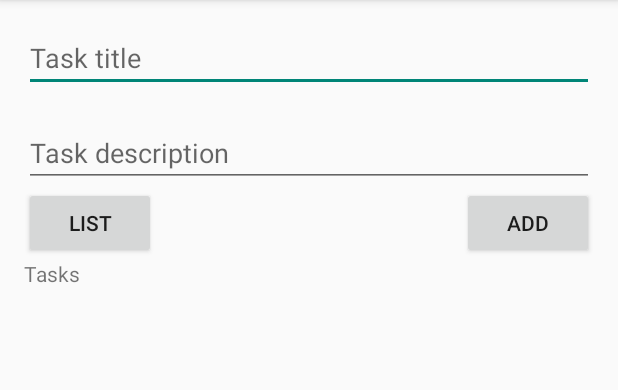
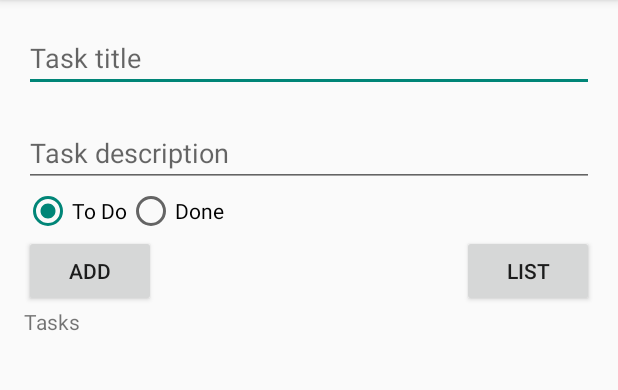
Before and after one commit to caiomelo/SD4MP, an Android app: the screen it shows after launch (MyTodoList), after a tap on "ADD", on a phone screen of 412 x 824 dp, the part 84-474 px from its top. Run offline under Robolectric (Android 15) with nearby library versions, the phone set to English and light mode, and no system bars.

Commit message:
- View tasks as list by status / - Delete selected task

```diff
--- a/oficina-programacao-02/MyTodoList/app/src/main/java/br/ufc/dc/sd4mp/todo/mytodolist/TasksProvider.java
+++ b/oficina-programacao-02/MyTodoList/app/src/main/java/br/ufc/dc/sd4mp/todo/mytodolist/TasksProvider.java
@@ -26,12 +26,16 @@ public class TasksProvider extends ContentProvider {
     static final String ID = "id";
     static final String TITLE = "title";
     static final String DESCRIPTION = "description";
+    static final String STATUS = "status";
+    static final String DATE = "date";
 
     private static HashMap<String, String> TASKS_PROJECTION_MAP;
 
 
     static final int TASKS = 1;
     static final int TASK_ID = 2;
+    static final int TASK_TODO = 3;
+    static final int TASK_DONE = 4;
 
     static final UriMatcher uriMatcher;
 
@@ -39,15 +43,17 @@ public class TasksProvider extends ContentProvider {
         uriMatcher = new UriMatcher(UriMatcher.NO_MATCH);
         uriMatcher.addURI(AUTHORITY_NAME, "tasks", TASKS);
         uriMatcher.addURI(AUTHORITY_NAME, "tasks/#", TASK_ID);
+        uriMatcher.addURI(AUTHORITY_NAME, "tasks/status/todo", TASK_TODO);
+        uriMatcher.addURI(AUTHORITY_NAME, "tasks/status/done", TASK_DONE);
     }
 
     private SQLiteDatabase database;
     static final String DATABASE_NAME = "MyTodoList.db";
-    static final int DATABASE_VERSION = 3;
+    static final int DATABASE_VERSION = 5;
     static final String TASKS_TABLE_NAME = "tasks";
     static final String CREATE_DB_TABLE = "create table " + TASKS_TABLE_NAME +
             " (id integer primary key autoincrement," +
-            " title text, description text)";
+            " title text, description text, status text, date text)";
 
     @Override
     public boolean onCreate() {
@@ -82,6 +88,13 @@ public class TasksProvider extends ContentProvider {
             case TASK_ID:
                 queryBuilder.appendWhere(ID + "=" + uri.getPathSegments().get(1));
                 break;
+            case TASK_TODO:
+                queryBuilder.appendWhere(STATUS + "='false'");
+                break;
+            case TASK_DONE:
+                queryBuilder.appendWhere(STATUS + "='true'");
+                break;
+
             default:
                 throw new IllegalArgumentException("Unknown URI " + uri);
         }
--- /dev/null
+++ b/oficina-programacao-02/MyTodoList/app/src/main/java/br/ufc/dc/sd4mp/todo/mytodolist/Util.java
@@ -0,0 +1,45 @@
+package br.ufc.dc.sd4mp.todo.mytodolist;
+
+import android.database.Cursor;
+import android.widget.RadioGroup;
+
+import java.text.SimpleDateFormat;
+import java.util.Date;
+import java.util.Locale;
+
+/**
+ * Created by Caio on 5/12/15.
+ */
+public class Util {
+
+    public static final String DATE_TIME = "yyyy-MM-dd HH:mm:ss";
+    public static final String DATE = "yyyy-MM-dd";
+    public static final String NEW_LINE = System.getProperty("line.separator");
+
+    public static String formatDate(Date date, String dateFormatString) {
+        SimpleDateFormat dateFormat = new SimpleDateFormat(dateFormatString
+                , Locale.getDefault());
+        return dateFormat.format(date);
+    }
+
+    public static boolean getStatus(Cursor cursor) {
+        String statusStr = cursor.getString(cursor.getColumnIndex(TasksProvider.STATUS));
+        return statusStr.equalsIgnoreCase("true") ? true : false;
+    }
+
+    public static String getStatus(RadioGroup statusRadio) {
+        boolean status = false;
+        int selectedId = statusRadio.getCheckedRadioButtonId();
+
+        if (selectedId == R.id.button_radio_done) {
+            status = true;
+        }
+
+        return Boolean.toString(status);
+    }
+
+    public static int getTaskIdFromToString(String task) {
+        String id = task.substring(1,2);
+        return Integer.valueOf(id);
+    }
+}
--- a/oficina-programacao-02/MyTodoList/app/src/main/res/layout/activity_my_todo_list.xml
+++ b/oficina-programacao-02/MyTodoList/app/src/main/res/layout/activity_my_todo_list.xml
@@ -1,48 +1,76 @@
-<RelativeLayout xmlns:android="http://schemas.android.com/apk/res/android"
-    xmlns:tools="http://schemas.android.com/tools" android:layout_width="match_parent"
-    android:layout_height="match_parent" android:paddingLeft="@dimen/activity_horizontal_margin"
+<LinearLayout xmlns:android="http://schemas.android.com/apk/res/android"
+    xmlns:tools="http://schemas.android.com/tools"
+    android:layout_width="match_parent"
+    android:layout_height="match_parent"
+    android:paddingLeft="@dimen/activity_horizontal_margin"
     android:paddingRight="@dimen/activity_horizontal_margin"
     android:paddingTop="@dimen/activity_vertical_margin"
-    android:paddingBottom="@dimen/activity_vertical_margin" tools:context=".MyTodoList">
+    android:paddingBottom="@dimen/activity_vertical_margin"
+    android:orientation="vertical"
+    tools:context=".MyTodoList">
+
+    <RelativeLayout
+        android:id="@+id/taskinfo_layout"
+        android:layout_width="wrap_content"
+        android:layout_height="wrap_content">
 
         <EditText
             android:id="@+id/editTaskTitle"
-        android:layout_width="wrap_content"
+            android:layout_width="fill_parent"
             android:layout_height="wrap_content"
-        android:layout_alignLeft="@+id/editTaskDescription"
-        android:layout_alignParentRight="true"
-        android:ems="10"
+            android:capitalize="sentences"
             android:hint="Task title">
+
             <requestFocus />
         </EditText>
 
         <EditText
             android:id="@+id/editTaskDescription"
-        android:layout_width="wrap_content"
+            android:layout_width="fill_parent"
             android:layout_height="wrap_content"
-        android:layout_alignParentLeft="true"
-        android:layout_alignParentRight="true"
             android:layout_below="@+id/editTaskTitle"
             android:layout_marginTop="18dp"
+            android:capitalize="sentences"
             android:ems="10"
             android:hint="Task description"
             android:inputType="textMultiLine" />
 
-    <TextView
-        android:id="@+id/textViewTasks"
+        <RadioGroup
+            android:id="@+id/buttons_radio"
+            android:layout_below="@+id/editTaskDescription"
             android:layout_width="wrap_content"
             android:layout_height="wrap_content"
-        android:layout_alignLeft="@+id/editTaskDescription"
-        android:layout_alignRight="@+id/buttonAdd"
-        android:layout_below="@+id/buttonAdd"
-        android:text="Tasks" />
+            android:orientation="horizontal">
+
+            <RadioButton
+                android:id="@+id/button_radio_todo"
+                android:layout_width="wrap_content"
+                android:layout_height="wrap_content"
+                android:text="To Do"
+                android:checked="true" />
+
+            <RadioButton
+                android:id="@+id/button_radio_done"
+                android:layout_width="wrap_content"
+                android:layout_height="wrap_content"
+                android:text="Done" />
+
+        </RadioGroup>
+
+    </RelativeLayout>
+
+    <RelativeLayout
+        android:id="@+id/buttons_layout"
+        android:layout_width="wrap_content"
+        android:layout_height="wrap_content"
+        android:layout_below="@+id/taskinfo_layout">
+
 
         <Button
             android:id="@+id/buttonAdd"
             android:layout_width="wrap_content"
             android:layout_height="wrap_content"
-        android:layout_alignRight="@+id/editTaskTitle"
-        android:layout_below="@+id/editTaskDescription"
+            android:layout_alignParentLeft="true"
             android:onClick="addTask"
             android:text="Add" />
 
@@ -51,8 +79,31 @@
             android:layout_height="wrap_content"
             android:text="List"
             android:id="@+id/listButton"
-        android:onClick="listTasks"
-        android:layout_below="@+id/editTaskDescription"
-        android:layout_alignParentStart="true" />
+            android:onClick="listTasksActivity"
+            android:layout_alignParentRight="true"
+            />
+    </RelativeLayout>
 
+    <RelativeLayout
+        android:id="@+id/scroller_layout"
+        android:layout_width="fill_parent"
+        android:layout_height="wrap_content"
+        android:layout_below="@id/buttons_layout">
+
+
+        <ScrollView
+            android:id="@+id/scroller"
+            android:layout_width="fill_parent"
+            android:layout_height="wrap_content"
+            android:scrollbars="vertical"
+            android:fillViewport="true">
+
+            <TextView
+                android:id="@+id/textViewTasks"
+                android:layout_width="fill_parent"
+                android:layout_height="fill_parent"
+                android:text="Tasks" />
+        </ScrollView>
     </RelativeLayout>
+
+</LinearLayout>
--- /dev/null
+++ b/oficina-programacao-02/MyTodoList/app/src/main/res/menu/menu_list_tasks.xml
@@ -0,0 +1,6 @@
+<menu xmlns:android="http://schemas.android.com/apk/res/android"
+    xmlns:tools="http://schemas.android.com/tools"
+    tools:context="br.ufc.dc.sd4mp.todo.mytodolist.ListTasks">
+    <item android:id="@+id/action_settings" android:title="@string/action_settings"
+        android:orderInCategory="100" android:showAsAction="never" />
+</menu>
--- a/oficina-programacao-02/MyTodoList/app/src/main/res/values/strings.xml
+++ b/oficina-programacao-02/MyTodoList/app/src/main/res/values/strings.xml
@@ -1,6 +1,5 @@
 <resources>
     <string name="app_name">MyTodoList</string>
-
-    <string name="hello_world">Hello world!</string>
     <string name="action_settings">Settings</string>
+    <string name="title_activity_list_tasks">ListTasks</string>
 </resources>
```
Also changed, not shown: oficina-programacao-02/MyTodoList/app/src/main/AndroidManifest.xml (+9 -2 lines), oficina-programacao-02/MyTodoList/app/src/main/java/br/ufc/dc/sd4mp/todo/mytodolist/ListTasks.java (added, +114 -0 lines), oficina-programacao-02/MyTodoList/app/src/main/java/br/ufc/dc/sd4mp/todo/mytodolist/MyTodoList.java (+12 -18 lines), oficina-programacao-02/MyTodoList/app/src/main/java/br/ufc/dc/sd4mp/todo/mytodolist/Task.java (+30 -1 lines), oficina-programacao-02/MyTodoList/app/src/main/res/layout/activity_list_tasks.xml (added, +50 -0 lines), 3 other files. Lines whose indentation alone changed are shown as unchanged.
